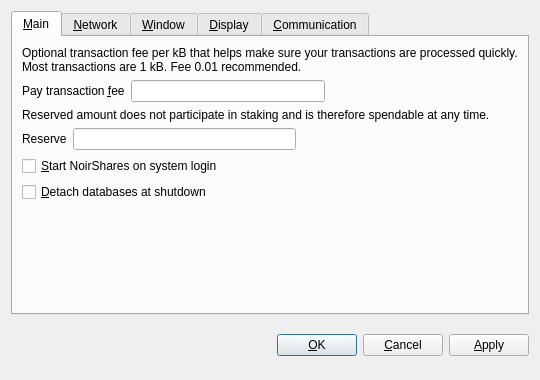
The window that src/qt/forms/optionsdialog.ui (NoirX/NoirShares-v2-old) describes before a commit, drawn with Qt 5.
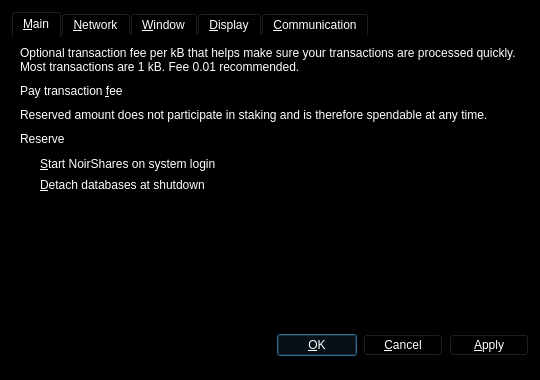
The same window after the commit. Custom widgets are drawn as their Qt base class.

Diff of the .ui file:
```diff
--- a/src/qt/forms/optionsdialog.ui
+++ b/src/qt/forms/optionsdialog.ui
@@ -16,6 +16,9 @@
   <property name="modal">
    <bool>true</bool>
   </property>
+    <property name="styleSheet">
+     <string notr="true">color:white;background-color:black;border-width:1px</string>
+  </property>
   <layout class="QVBoxLayout" name="verticalLayout">
    <item>
     <widget class="QTabWidget" name="tabWidget">
```
